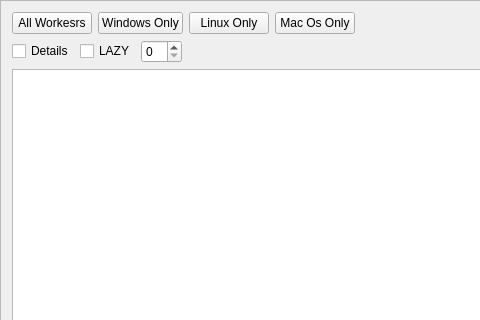
Above: ui/check_status.ui from danlabici/taskcluster-worker-checker before the change; both pictures show x 0 to 480 and y 0 to 320 of the 976 by 516 pixel window. Below: the same form after it.
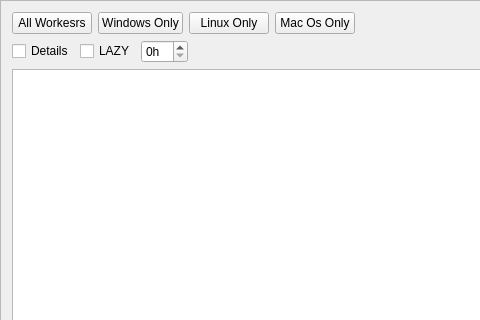
That is the form after the change.

Commit message: added posibility to work on actual file to improve performance

Patch:
```diff
--- a/ui/check_status.ui
+++ b/ui/check_status.ui
@@ -102,6 +102,9 @@
      </item>
      <item row="0" column="2">
       <widget class="QSpinBox" name="lazy_spin">
+       <property name="suffix">
+        <string>h</string>
+       </property>
        <property name="maximum">
         <number>24</number>
        </property>
```
The commit also changes 2 other files.
